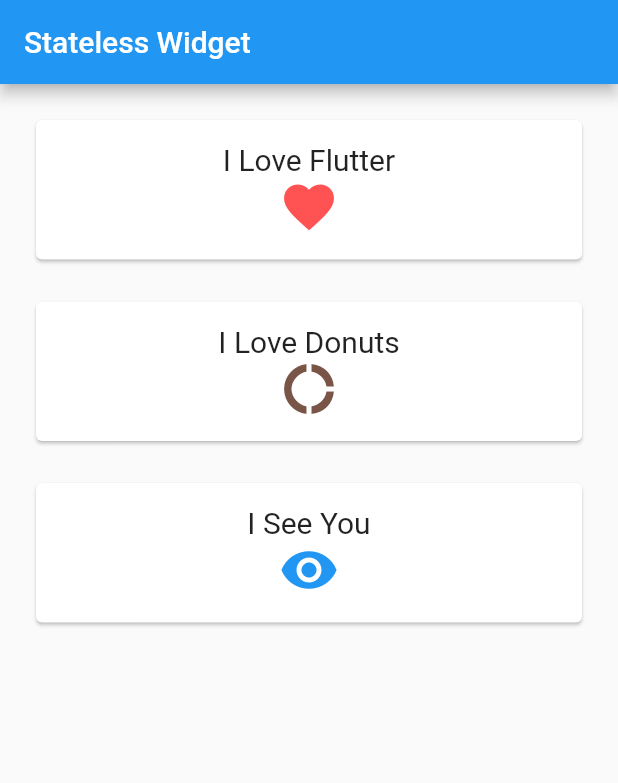
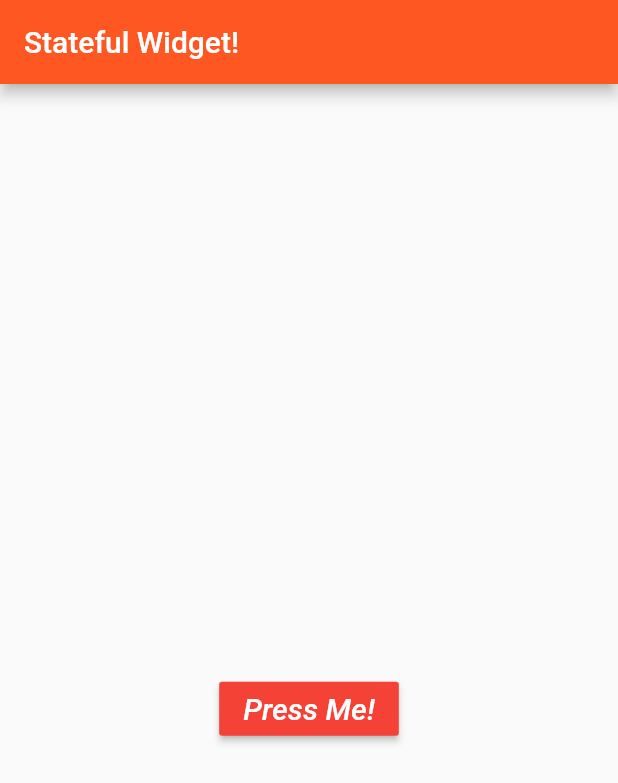
Before and after one commit to garenk02/flutter_gitbook, a Flutter app: the screen it shows after launch, on a phone screen of 412 x 824 dp. Shown: the top 783 px of the screen. Run offline on Flutter 3.47's test engine with Material 2 defaults, Android fonts, the phone set to English and light mode, and no system bars.

Commit message:
Button and Stateful Widgets

```diff
--- a/lib/main.dart
+++ b/lib/main.dart
@@ -8,54 +8,39 @@ void main() {
   );
 }
 
-class MyApp extends StatelessWidget {
+class MyApp extends StatefulWidget {
+  @override
+  AwesomeButtonState createState() => new AwesomeButtonState();
+}
+
+class AwesomeButtonState extends State<MyApp> {
+  int counter = 0;
+  List<String> strings = ["Flutter", "Is", "Awesome"];
+  String displayedString = "";
+
+  void onPressed() {
+    setState(() {
+      displayedString = strings[counter];
+      counter = counter < 2 ? counter+1 : 0;
+    });
+  }
+
   @override
   Widget build(BuildContext context) {
     return new Scaffold(
-      appBar: new AppBar(
-        title: new Text('Stateless Widget'),
-      ),
+      appBar: new AppBar(title: new Text("Stateful Widget!"), backgroundColor: Colors.deepOrange),
       body: new Container(
-        padding: new EdgeInsets.all(20.0),
-        child: new Column(
-          crossAxisAlignment: CrossAxisAlignment.stretch,
-          children: <Widget>[
-            new MyCard(
-              title: new Text("I Love Flutter", style: new TextStyle(fontSize: 20.0)),
-              icon: new Icon(Icons.favorite, size: 40.0, color: Colors.redAccent)
-            ),
-            new MyCard(
-              title: new Text("I Love Donuts", style: new TextStyle(fontSize: 20.0)),
-              icon: new Icon(Icons.donut_large, size: 40.0, color: Colors.brown)
-            ),
-            new MyCard(
-              title: new Text("I See You", style: new TextStyle(fontSize: 20.0)),
-              icon: new Icon(Icons.visibility, size: 40.0, color: Colors.blue)
-            ),
-          ],
-        ),
-      ),
-    );
-  }
-}
-
-class MyCard extends StatelessWidget {
-  MyCard({this.title, this.icon});
-
-  final Widget title;
-  final Widget icon;
-
-  @override
-  Widget build(BuildContext context) {
-    return new Container(
-      padding: new EdgeInsets.only(bottom: 20.0),
-      child: new Card(
-        child: new Container(
-          padding: new EdgeInsets.all(15.0),
+        child: new Center(
           child: new Column(
+            mainAxisAlignment: MainAxisAlignment.center,
             children: <Widget>[
-              this.title,
-              this.icon
+              new Text(displayedString, style: new TextStyle(fontSize: 30.0, fontWeight: FontWeight.bold)),
+              new Padding(padding: new EdgeInsets.all(15.0),),
+              new RaisedButton(
+                child: new Text("Press Me!", style: new TextStyle(color: Colors.white, fontStyle: FontStyle.italic, fontSize: 20.0),),
+                color: Colors.red,
+                onPressed: onPressed,
+              )
             ],
           ),
         ),
```
